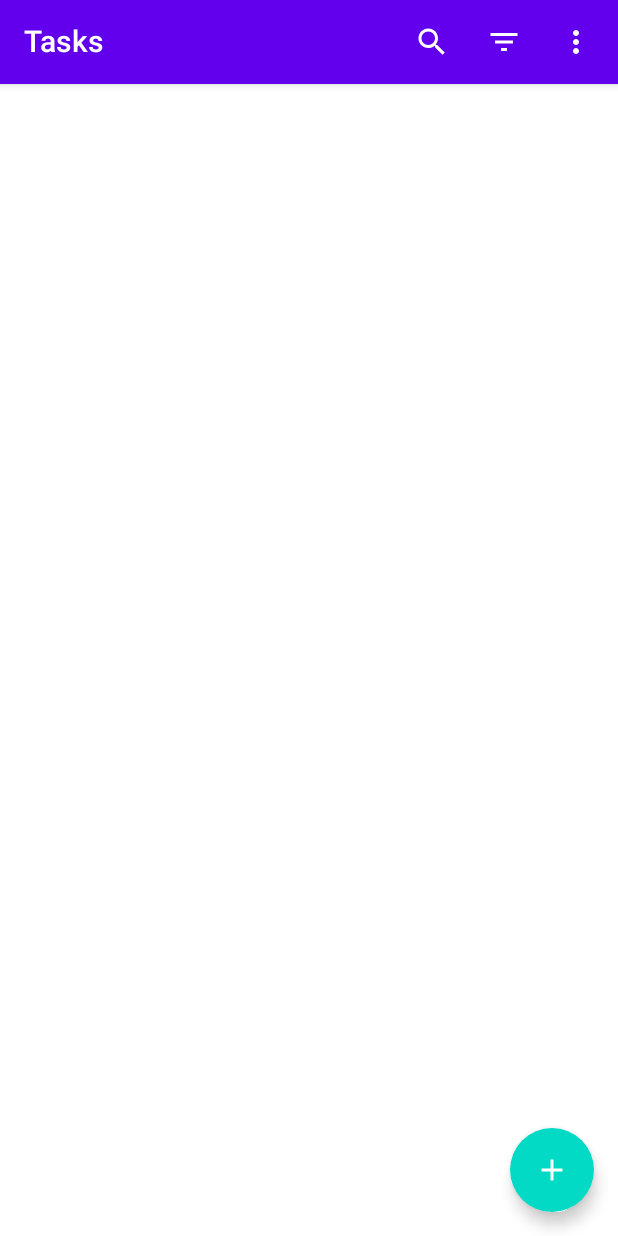
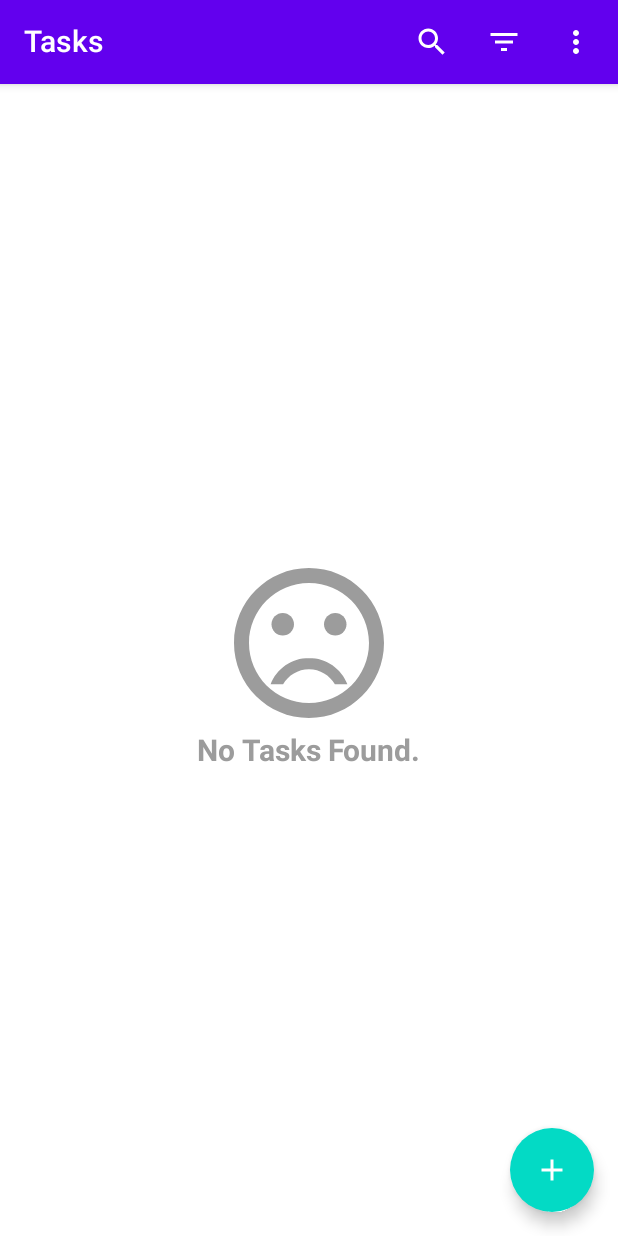
Before and after one commit to Bullets-jyr/To-Do-Compose, an Android app built with Jetpack Compose: the composable ListScreen shown on its own in the app's theme, on a phone screen of 412 x 824 dp. Run offline under Robolectric (Android 15) with nearby library versions, the phone set to English and light mode, and no system bars; our stand-ins replace Dagger/Hilt's generated code.

Commit message:
27. Display All Tasks - Show Empty Content

```diff
--- /dev/null
+++ b/app/src/main/java/com/example/to_docompose/ui/screens/list/EmptyContent.kt
@@ -0,0 +1,50 @@
+package com.example.to_docompose.ui.screens.list
+
+import androidx.compose.foundation.background
+import androidx.compose.foundation.layout.Arrangement
+import androidx.compose.foundation.layout.Column
+import androidx.compose.foundation.layout.fillMaxSize
+import androidx.compose.foundation.layout.size
+import androidx.compose.material.Icon
+import androidx.compose.material.MaterialTheme
+import androidx.compose.material.Text
+import androidx.compose.runtime.Composable
+import androidx.compose.ui.Alignment
+import androidx.compose.ui.Modifier
+import androidx.compose.ui.res.painterResource
+import androidx.compose.ui.res.stringResource
+import androidx.compose.ui.text.font.FontWeight
+import androidx.compose.ui.tooling.preview.Preview
+import androidx.compose.ui.unit.dp
+import com.example.to_docompose.R
+import com.example.to_docompose.ui.theme.MediumGray
+
+@Composable
+fun EmptyContent() {
+    Column(
+        modifier = Modifier
+            .fillMaxSize()
+            .background(MaterialTheme.colors.background),
+        verticalArrangement = Arrangement.Center,
+        horizontalAlignment = Alignment.CenterHorizontally
+    ) {
+        Icon(
+            modifier = Modifier.size(120.dp),
+            painter = painterResource(id = R.drawable.ic_sad_face),
+            contentDescription = stringResource(R.string.sad_face_icon),
+            tint = MediumGray
+        )
+        Text(
+            text = stringResource(R.string.empty_content),
+            color = MediumGray,
+            fontWeight = FontWeight.Bold,
+            fontSize = MaterialTheme.typography.h6.fontSize
+        )
+    }
+}
+
+@Composable
+@Preview
+private fun EmptyContentPreview(){
+    EmptyContent()
+}
--- a/app/src/main/java/com/example/to_docompose/ui/screens/list/ListContent.kt
+++ b/app/src/main/java/com/example/to_docompose/ui/screens/list/ListContent.kt
@@ -22,6 +22,22 @@ import com.example.to_docompose.ui.theme.*
 @ExperimentalMaterialApi
 @Composable
 fun ListContent(
+    tasks: List<ToDoTask>,
+    navigateToTaskScreen: (taskId: Int) -> Unit
+) {
+    if (tasks.isEmpty()) {
+        EmptyContent()
+    } else {
+        DisplayTasks(
+            tasks = tasks,
+            navigateToTaskScreen = navigateToTaskScreen
+        )
+    }
+}
+
+@ExperimentalMaterialApi
+@Composable
+fun DisplayTasks(
     tasks: List<ToDoTask>,
     navigateToTaskScreen: (taskId: Int) -> Unit
 ) {
@@ -78,8 +94,7 @@ fun TaskItem(
                 ) {
                     Canvas(
                         modifier = Modifier
-                            .width(PRIORITY_INDICATOR_SIZE)
-                            .height(PRIORITY_INDICATOR_SIZE)
+                            .size(PRIORITY_INDICATOR_SIZE)
                     ) {
                         drawCircle(color = toDoTask.priority.color)
                     }
--- /dev/null
+++ b/app/src/main/res/drawable/ic_sad_face.xml
@@ -0,0 +1,7 @@
+<vector android:height="24dp" android:tint="#000000"
+    android:viewportHeight="24" android:viewportWidth="24"
+    android:width="24dp" xmlns:android="http://schemas.android.com/apk/res/android">
+    <path android:fillColor="@android:color/white" android:pathData="M15.5,9.5m-1.5,0a1.5,1.5 0,1 1,3 0a1.5,1.5 0,1 1,-3 0"/>
+    <path android:fillColor="@android:color/white" android:pathData="M8.5,9.5m-1.5,0a1.5,1.5 0,1 1,3 0a1.5,1.5 0,1 1,-3 0"/>
+    <path android:fillColor="@android:color/white" android:pathData="M11.99,2C6.47,2 2,6.48 2,12s4.47,10 9.99,10C17.52,22 22,17.52 22,12S17.52,2 11.99,2zM12,20c-4.42,0 -8,-3.58 -8,-8s3.58,-8 8,-8 8,3.58 8,8 -3.58,8 -8,8zM12,14c-2.33,0 -4.32,1.45 -5.12,3.5h1.67c0.69,-1.19 1.97,-2 3.45,-2s2.75,0.81 3.45,2h1.67c-0.8,-2.05 -2.79,-3.5 -5.12,-3.5z"/>
+</vector>
--- a/app/src/main/res/values/strings.xml
+++ b/app/src/main/res/values/strings.xml
@@ -8,4 +8,6 @@
     <string name="search_placeholder">Search</string>
     <string name="search_icon">Search Icon</string>
     <string name="close_icon">Close Icon</string>
+    <string name="sad_face_icon">Sad Face Icon</string>
+    <string name="empty_content">No Tasks Found.</string>
 </resources>
```
